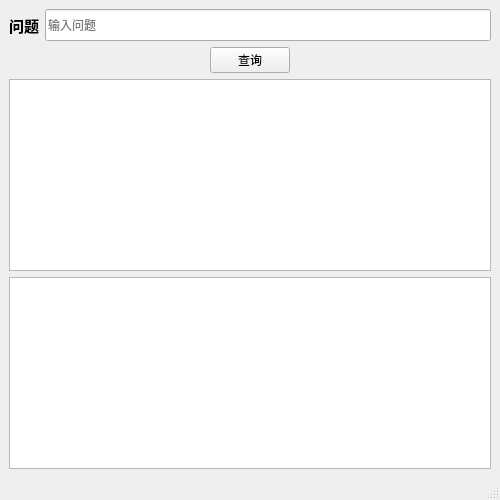
The window that UI/main.ui (02XX/-) describes before a commit, drawn with Qt 5.
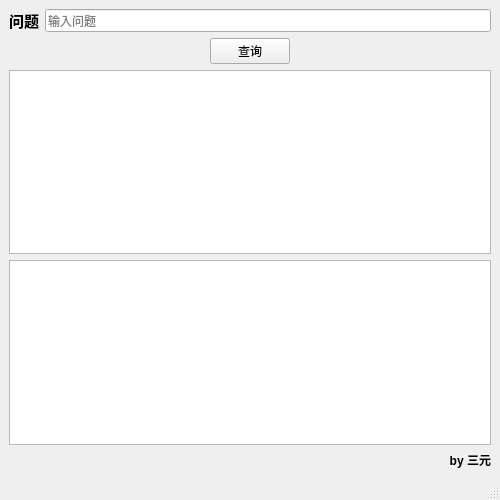
The same window after the commit. Icons and pictures are not drawn.

The edit to the form file:
```diff
--- a/UI/main.ui
+++ b/UI/main.ui
@@ -165,6 +165,22 @@
       </property>
      </widget>
     </item>
+    <item>
+     <widget class="QLabel" name="label_2">
+      <property name="sizePolicy">
+       <sizepolicy hsizetype="Preferred" vsizetype="Preferred">
+        <horstretch>0</horstretch>
+        <verstretch>0</verstretch>
+       </sizepolicy>
+      </property>
+      <property name="text">
+       <string>&lt;html&gt;&lt;head/&gt;&lt;body&gt;&lt;p&gt;&lt;span style=&quot; font-weight:700;&quot;&gt;by 三元&lt;/span&gt;&lt;/p&gt;&lt;/body&gt;&lt;/html&gt;</string>
+      </property>
+      <property name="alignment">
+       <set>Qt::AlignRight|Qt::AlignTrailing|Qt::AlignVCenter</set>
+      </property>
+     </widget>
+    </item>
    </layout>
   </widget>
   <widget class="QStatusBar" name="statusbar"/>
```
